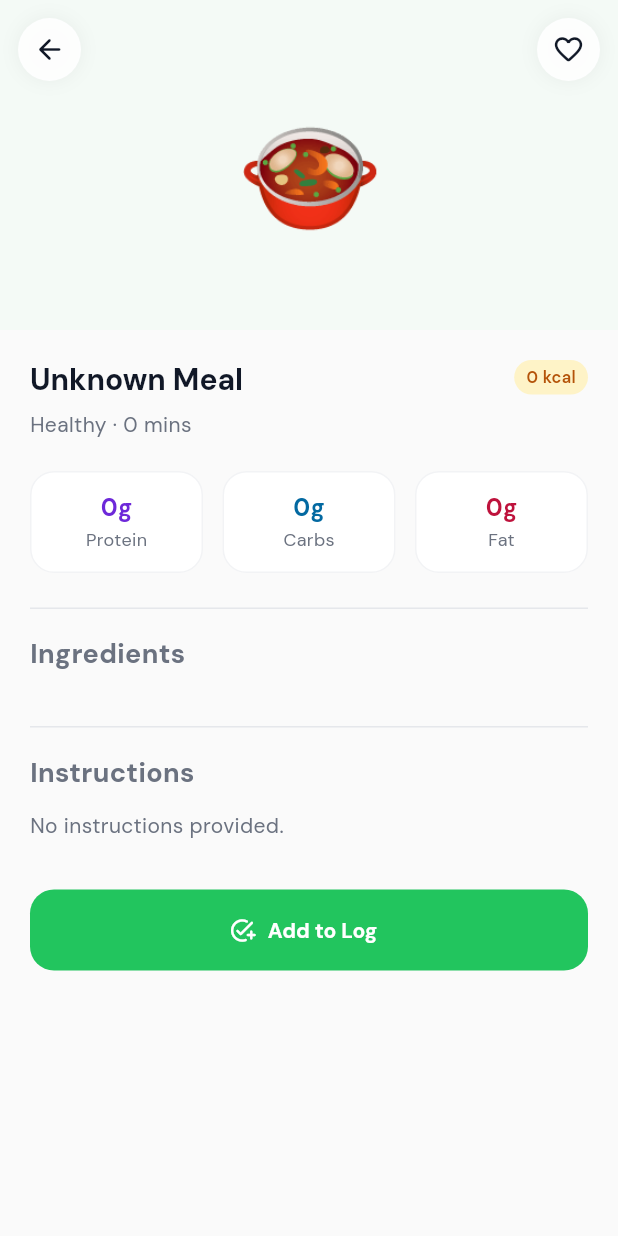
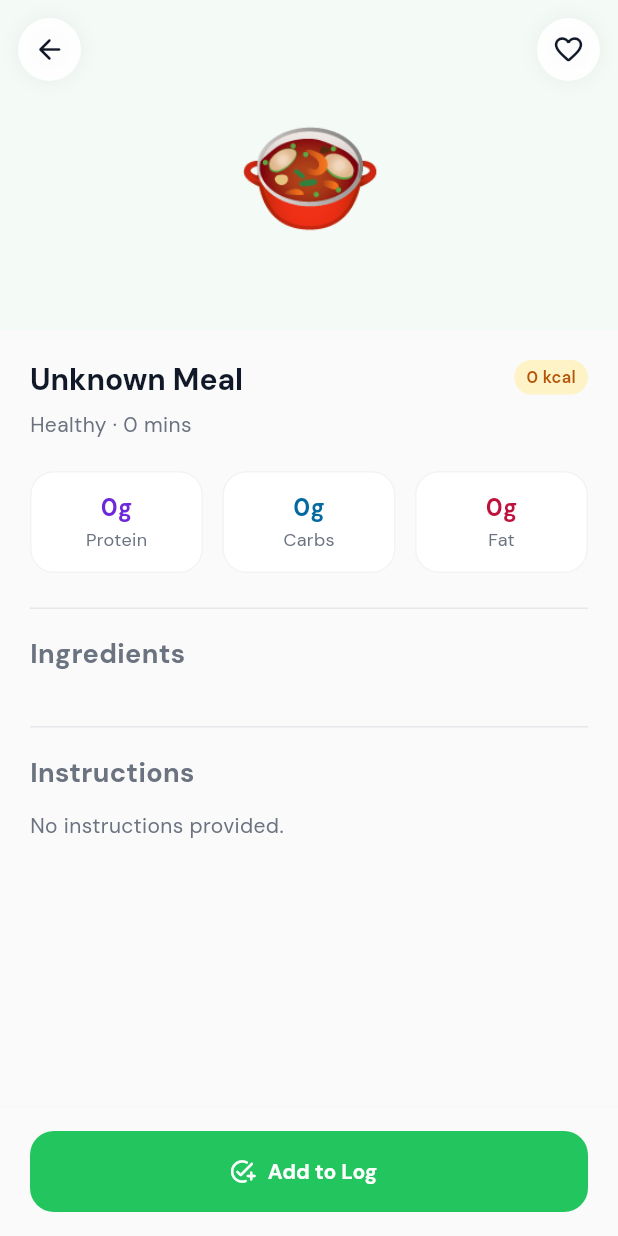
Before and after one commit to Amit-mukh123/plan-it-prep-pro-flutter, a Flutter app: the MealDetailScreen screen opened by its route, on a phone screen of 412 x 824 dp. Run offline on Flutter 3.47's test engine with Material 3 defaults, Android fonts, the phone set to English and light mode, and no system bars; our stand-ins replace dio, flutter_riverpod, flutter_secure_storage, get, google_fonts; accounts and stored records are empty.

Commit message:
updating meal details page

```diff
--- a/lib/screens/meal_detail_screen.dart
+++ b/lib/screens/meal_detail_screen.dart
@@ -38,19 +38,16 @@ class MealDetailScreen extends StatelessWidget {
     return Scaffold(
       backgroundColor: AppColors.bg,
       body: SafeArea(
+        top: false, // Allows hero to go to top, safer for modern notches
         child: Column(
           children: [
-            // Hero Image Section
+            // 1. Hero Image Section
             Stack(
               children: [
                 Container(
                   height: 220,
                   width: double.infinity,
-                  decoration: BoxDecoration(
-                    color: bgColor.withOpacity(
-                      0.2,
-                    ), // Use opacity for better contrast
-                  ),
+                  decoration: BoxDecoration(color: bgColor.withOpacity(0.2)),
                   child: Center(
                     child: Text(
                       meal['emoji'] ?? '🍲',
@@ -58,8 +55,10 @@ class MealDetailScreen extends StatelessWidget {
                     ),
                   ),
                 ),
-                Padding(
-                  padding: const EdgeInsets.all(12),
+                Positioned(
+                  top: MediaQuery.of(context).padding.top + 12,
+                  left: 12,
+                  right: 12,
                   child: Row(
                     mainAxisAlignment: MainAxisAlignment.spaceBetween,
                     children: [
@@ -77,7 +76,7 @@ class MealDetailScreen extends StatelessWidget {
               ],
             ),
 
-            // Content Section
+            // 2. Scrollable Content Section
             Expanded(
               child: SingleChildScrollView(
                 padding: const EdgeInsets.all(20),
@@ -177,17 +176,31 @@ class MealDetailScreen extends StatelessWidget {
                           isLast: e.key == steps.length - 1,
                         ),
                       ),
+                    const SizedBox(
+                      height: 20,
+                    ), // Padding to ensure last step isn't tight
+                  ],
+                ),
+              ),
+            ),
 
-                    const SizedBox(height: 32),
-
-                    // Bottom Action Button
-                    SizedBox(
+            // 3. Fixed Bottom Action Button (Prevents Overlapping)
+            Container(
+              padding: const EdgeInsets.symmetric(horizontal: 20, vertical: 16),
+              decoration: BoxDecoration(
+                color: AppColors.bg,
+                border: Border(
+                  top: BorderSide(color: AppColors.outline.withOpacity(0.1)),
+                ),
+              ),
+              child: SizedBox(
                 width: double.infinity,
                 height: 54,
                 child: ElevatedButton.icon(
                   style: ElevatedButton.styleFrom(
                     backgroundColor: AppColors.primary,
                     foregroundColor: Colors.white,
+                    elevation: 0,
                     shape: RoundedRectangleBorder(
                       borderRadius: BorderRadius.circular(16),
                     ),
@@ -198,9 +211,6 @@ class MealDetailScreen extends StatelessWidget {
                     'Add to Log',
                     style: TextStyle(fontWeight: FontWeight.bold),
                   ),
-                      ),
-                    ),
-                  ],
                 ),
               ),
             ),
```
Lines whose indentation alone changed are shown as unchanged.
